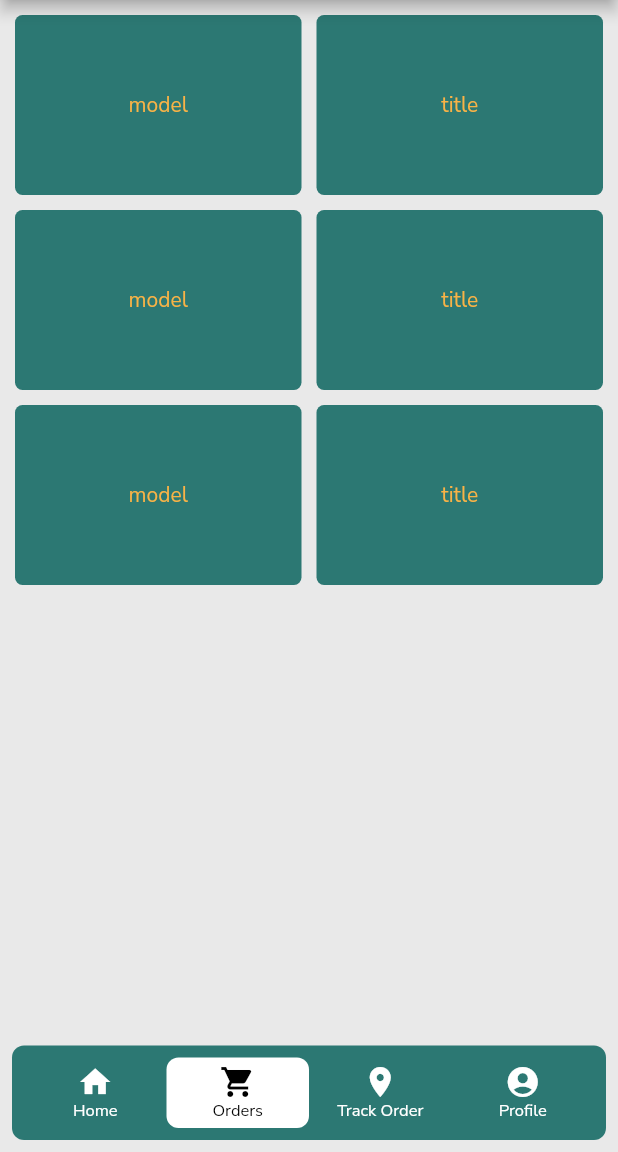
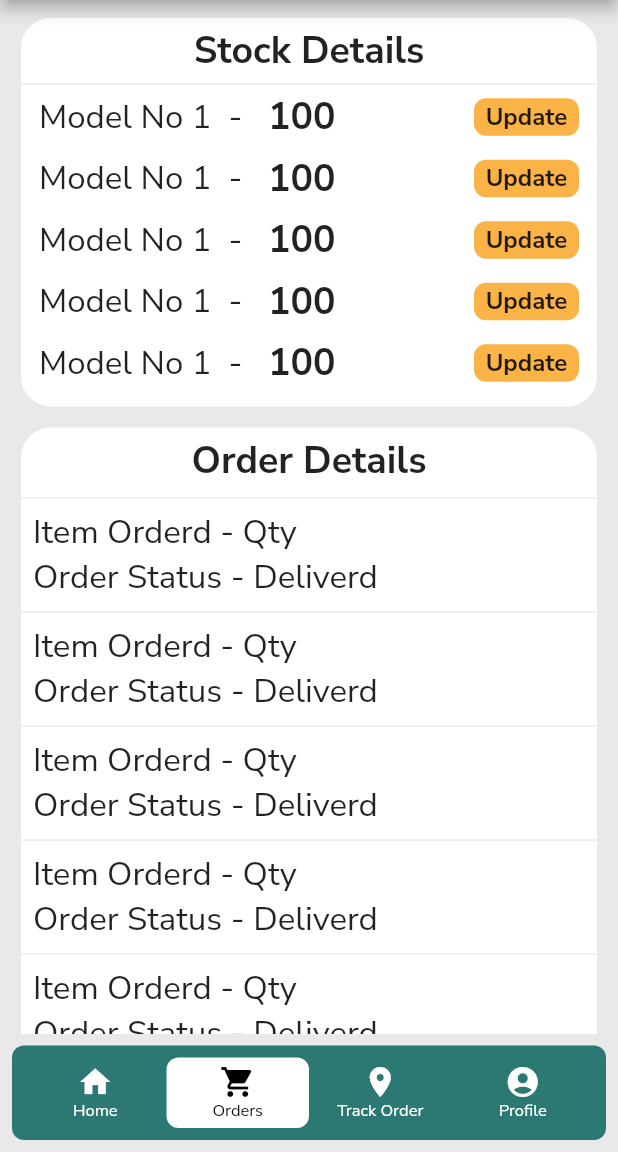
Before and after one commit to prashobkanhangad/adhilapp, a Flutter app: the BottomnavScreen screen opened directly, item 2 of the bottom bar chosen, on a phone screen of 412 x 824 dp, the part 84-1236 px from its top. Run offline on Flutter 3.47's test engine with Material 2 defaults, Android fonts, the phone set to English and light mode, and no system bars; drawn by our look-alikes of floating_bottom_navigation_bar; our stand-ins replace google_fonts.

Commit message:
order details updated

```diff
--- a/lib/core/core.dart
+++ b/lib/core/core.dart
@@ -1,18 +1,21 @@
-
 import 'package:flutter/material.dart';
 
 const kprimarycolor = Color.fromARGB(255, 44, 120, 115);
 const kwhitecolor = Colors.white;
 const kblackcolor = Colors.black;
-const kyellowcolor =Color.fromARGB(255, 249, 179, 70);
-const kgreycolor =Color.fromARGB(255, 158, 158, 158);
-const kashcolor =Color.fromARGB(255, 233, 233, 233);
-
-
+const kyellowcolor = Color.fromARGB(255, 249, 179, 70);
+const kgreycolor = Color.fromARGB(255, 158, 158, 158);
+const kashcolor = Color.fromARGB(255, 233, 233, 233);
 
 // color ends here
 const heigh10 = SizedBox(height: 10);
 const heigh20 = SizedBox(height: 20);
+const heigh5 = SizedBox(height: 5);
 
 const width20 = SizedBox(width: 20);
 const width10 = SizedBox(width: 10);
+
+const width5 = SizedBox(width: 5);
+
+const bold25 = TextStyle(fontSize: 25, fontWeight: FontWeight.bold);
+const normal22 = TextStyle(fontSize: 22, );
--- a/lib/presentation/navigationbar/navigationbar.dart
+++ b/lib/presentation/navigationbar/navigationbar.dart
@@ -1,5 +1,6 @@
 import 'package:adil_project/core/core.dart';
 import 'package:adil_project/presentation/homescreen/homescreen.dart';
+import 'package:adil_project/presentation/orderscreen/orderscren.dart';
 import 'package:adil_project/presentation/profile/profilescreen.dart';
 import 'package:adil_project/presentation/track/trackscreen.dart';
 import 'package:floating_bottom_navigation_bar/floating_bottom_navigation_bar.dart';
@@ -28,7 +29,7 @@ class _BottomNavState extends State<BottomnavScreen> {
 
   final pages = [
     const HomeScreen(),
-    const HomeScreen(),
+    const OrderScreen(),
      TrackScreen(),
     const ProfileScreen(),
   ];
--- /dev/null
+++ b/lib/presentation/orderscreen/orderscren.dart
@@ -0,0 +1,29 @@
+import 'package:adil_project/core/core.dart';
+import 'package:adil_project/presentation/orderscreen/widgets/orderdetailslistview.dart';
+import 'package:adil_project/presentation/orderscreen/widgets/stockContainer.dart';
+import 'package:flutter/cupertino.dart';
+import 'package:flutter/material.dart';
+
+class OrderScreen extends StatelessWidget {
+  const OrderScreen({super.key});
+
+  @override
+  Widget build(BuildContext context) {
+    return Scaffold(
+      body: SafeArea(
+          child: ListView(
+        // primary: true,
+        children: const [
+          heigh5,
+          Padding(
+              padding: EdgeInsets.symmetric(horizontal: 14.0, vertical: 7),
+              child: StockContainer()),
+          Padding(
+            padding: EdgeInsets.symmetric(horizontal: 14.0, vertical: 7),
+            child: OrderDetailes(),
+          )
+        ],
+      )),
+    );
+  }
+}
--- /dev/null
+++ b/lib/presentation/orderscreen/widgets/orderdetailslistview.dart
@@ -0,0 +1,59 @@
+import 'package:adil_project/core/core.dart';
+import 'package:flutter/cupertino.dart';
+import 'package:flutter/material.dart';
+
+class OrderDetailes extends StatelessWidget {
+  const OrderDetailes({super.key});
+
+  @override
+  Widget build(BuildContext context) {
+    return Container(
+      decoration: BoxDecoration(
+          color: kwhitecolor, borderRadius: BorderRadius.circular(20)),
+      child: Column(
+        children: [
+          heigh5,
+          const Text(
+            'Order Details',
+            style: bold25,
+          ),
+          const Divider(),
+          Container(
+            // height: 1000,
+            child: ListView.separated(
+                shrinkWrap: true,
+                physics: const NeverScrollableScrollPhysics(),
+                itemBuilder: (context, index) {
+                  return Container(
+                    height: 60,
+                    child: Padding(
+                      padding: const EdgeInsets.symmetric(horizontal: 8.0),
+                      child: Column(
+                        children: [
+                          Row(
+                            children: const [
+                              Text('Item Orderd - ', style: normal22,),
+                              Text('Qty', style: normal22),
+                            ],
+                          ),
+                          Row(
+                            children: const [
+                              Text('Order Status - ',style: normal22),
+                              Text('Deliverd', style: normal22),
+                            ],
+                          )
+                        ],
+                      ),
+                    ),
+                  );
+                },
+                separatorBuilder: (context, index) {
+                  return const Divider();
+                },
+                itemCount: 20),
+          ),
+        ],
+      ),
+    );
+  }
+}
--- /dev/null
+++ b/lib/presentation/orderscreen/widgets/stockContainer.dart
@@ -0,0 +1,86 @@
+import 'package:adil_project/core/core.dart';
+import 'package:flutter/cupertino.dart';
+import 'package:flutter/material.dart';
+
+class StockContainer extends StatelessWidget {
+  const StockContainer({super.key});
+
+  @override
+  Widget build(BuildContext context) {
+    return Container(
+      width: double.infinity,
+      // height: 200,
+      decoration: BoxDecoration(
+          borderRadius: BorderRadius.circular(20), color: kwhitecolor),
+      child: Column(
+        children: [
+          heigh5,
+          const Text(
+            'Stock Details',
+            style:bold25,
+          ),
+          Divider(
+            height: 10,
+          ),
+          Padding(
+            padding: const EdgeInsets.symmetric(horizontal: 12.0),
+            child: Column(
+              children: const [
+                ModelCounter(ModelName: 'Model No 1', Stockcount: '100'),
+                ModelCounter(ModelName: 'Model No 1', Stockcount: '100'),
+                ModelCounter(ModelName: 'Model No 1', Stockcount: '100'),
+                ModelCounter(ModelName: 'Model No 1', Stockcount: '100'),
+                ModelCounter(ModelName: 'Model No 1', Stockcount: '100')
+              ],
+            ),
+          ),
+          heigh5
+        ],
+      ),
+    );
+  }
+}
+
+class ModelCounter extends StatelessWidget {
+  final String ModelName;
+  final String Stockcount;
+
+  const ModelCounter(
+      {Key? key, required this.ModelName, required this.Stockcount})
+      : super(key: key);
+
+  @override
+  Widget build(BuildContext context) {
+    return Padding(
+      padding: const EdgeInsets.only(bottom: 7.0),
+      child: Row(
+        children: [
+          Text(
+            '$ModelName  -   ',
+            style:  normal22,
+          ),
+          Text(
+            Stockcount,
+            style: TextStyle(fontSize: 25, fontWeight: FontWeight.bold),
+          ),
+          Spacer(),
+          GestureDetector(
+            child: Container(
+              height: 25,
+              width: 70,
+              decoration: BoxDecoration(
+                  color: kyellowcolor, borderRadius: BorderRadius.circular(8)),
+              child: const Center(
+                child: Text(
+                  'Update',
+                  style: TextStyle(fontSize: 16, fontWeight: FontWeight.bold),
+                ),
+              ),
+            ),
+          ),
+          // width10
+        ],
+      ),
+    );
+  }
+}
--- a/lib/presentation/splashscreen/splashscreen.dart
+++ b/lib/presentation/splashscreen/splashscreen.dart
@@ -23,7 +23,7 @@ class SpashScreen extends StatelessWidget {
   Future<void> gotoLogin(context) async {
     await Future.delayed(Duration(seconds: 3));
     Navigator.of(context).push(MaterialPageRoute(
-      builder: (context) => BottomnavScreen(selectedindex: 3)
+      builder: (context) => BottomnavScreen(selectedindex: 1)
       //  LoginScreen(),
     ));
   }
```
